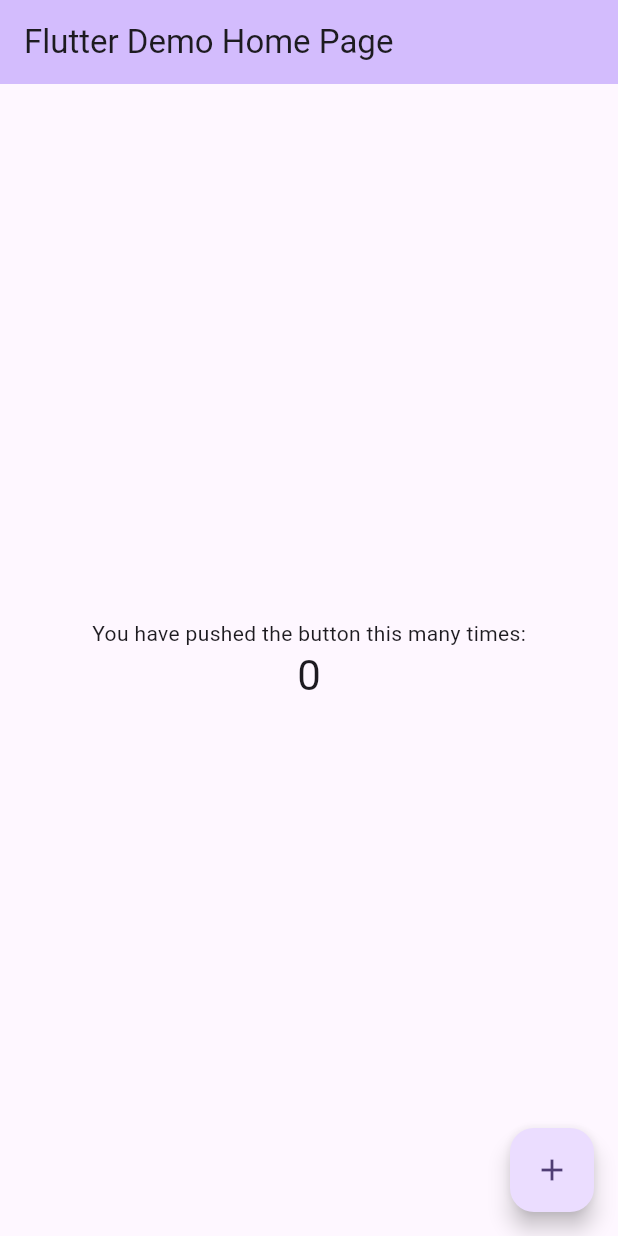
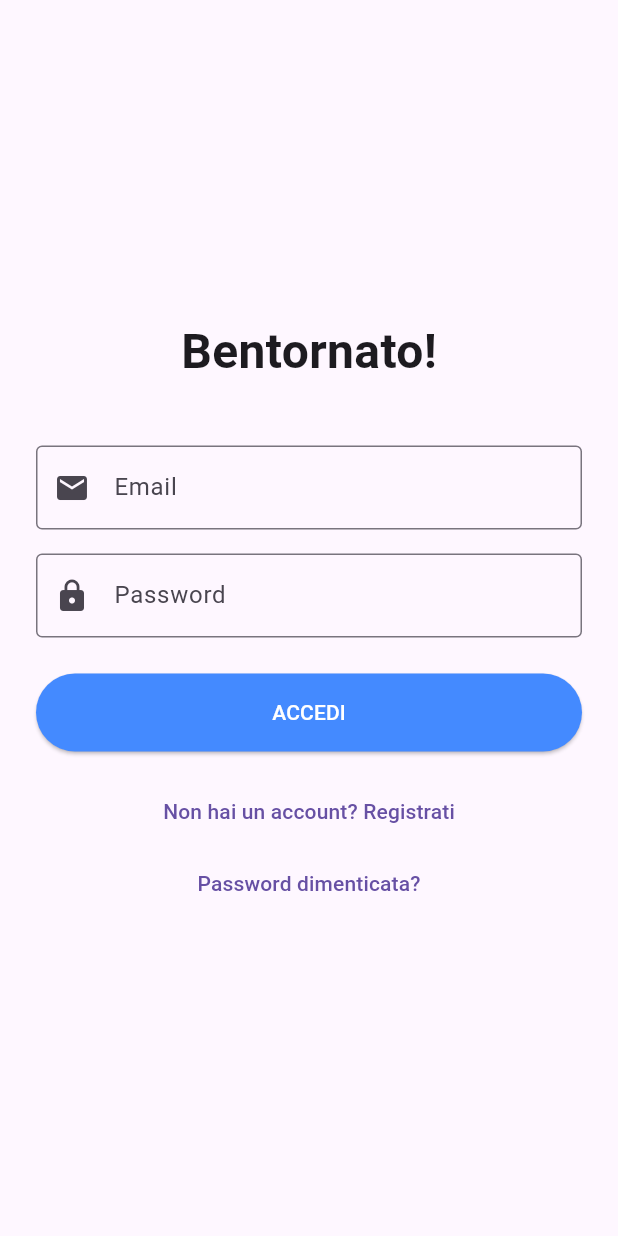
Before and after one commit to imTraini/Zampapp-Flutter, a Flutter app: the screen it shows after launch, on a phone screen of 412 x 824 dp. Run offline on Flutter 3.47's test engine with Material 3 defaults, Android fonts, the light colour scheme and no system bars; our stand-ins replace cloud_firestore, firebase_auth, firebase_core; accounts and stored records are empty.

Commit message:
creazione di quasi tutto login e sign up

```diff
--- a/zampapp/lib/main.dart
+++ b/zampapp/lib/main.dart
@@ -1,122 +1,25 @@
 import 'package:flutter/material.dart';
+import 'package:firebase_core/firebase_core.dart';
+import 'firebase_options.dart';
+import 'screens/auth_gate.dart';
 
-void main() {
-  runApp(const MyApp());
+void main() async {
+  WidgetsFlutterBinding.ensureInitialized();
+  await Firebase.initializeApp(
+    options: DefaultFirebaseOptions.currentPlatform,
+  );
+  runApp(const ZampApp());
 }
 
-class MyApp extends StatelessWidget {
-  const MyApp({super.key});
+class ZampApp extends StatelessWidget {
+  const ZampApp({super.key});
 
-  // This widget is the root of your application.
   @override
   Widget build(BuildContext context) {
-    return MaterialApp(
-      title: 'Flutter Demo',
-      theme: ThemeData(
-        // This is the theme of your application.
-        //
-        // TRY THIS: Try running your application with "flutter run". You'll see
-        // the application has a purple toolbar. Then, without quitting the app,
-        // try changing the seedColor in the colorScheme below to Colors.green
-        // and then invoke "hot reload" (save your changes or press the "hot
-        // reload" button in a Flutter-supported IDE, or press "r" if you used
-        // the command line to start the app).
-        //
-        // Notice that the counter didn't reset back to zero; the application
-        // state is not lost during the reload. To reset the state, use hot
-        // restart instead.
-        //
-        // This works for code too, not just values: Most code changes can be
-        // tested with just a hot reload.
-        colorScheme: ColorScheme.fromSeed(seedColor: Colors.deepPurple),
-      ),
-      home: const MyHomePage(title: 'Flutter Demo Home Page'),
+    return const MaterialApp(
+      debugShowCheckedModeBanner: false,
+      title: 'ZampApp',
+      home: AuthGate(),
     );
   }
 }
-
-class MyHomePage extends StatefulWidget {
-  const MyHomePage({super.key, required this.title});
-
-  // This widget is the home page of your application. It is stateful, meaning
-  // that it has a State object (defined below) that contains fields that affect
-  // how it looks.
-
-  // This class is the configuration for the state. It holds the values (in this
-  // case the title) provided by the parent (in this case the App widget) and
-  // used by the build method of the State. Fields in a Widget subclass are
-  // always marked "final".
-
-  final String title;
-
-  @override
-  State<MyHomePage> createState() => _MyHomePageState();
-}
-
-class _MyHomePageState extends State<MyHomePage> {
-  int _counter = 0;
-
-  void _incrementCounter() {
-    setState(() {
-      // This call to setState tells the Flutter framework that something has
-      // changed in this State, which causes it to rerun the build method below
-      // so that the display can reflect the updated values. If we changed
-      // _counter without calling setState(), then the build method would not be
-      // called again, and so nothing would appear to happen.
-      _counter++;
-    });
-  }
-
-  @override
-  Widget build(BuildContext context) {
-    // This method is rerun every time setState is called, for instance as done
-    // by the _incrementCounter method above.
-    //
-    // The Flutter framework has been optimized to make rerunning build methods
-    // fast, so that you can just rebuild anything that needs updating rather
-    // than having to individually change instances of widgets.
-    return Scaffold(
-      appBar: AppBar(
-        // TRY THIS: Try changing the color here to a specific color (to
-        // Colors.amber, perhaps?) and trigger a hot reload to see the AppBar
-        // change color while the other colors stay the same.
-        backgroundColor: Theme.of(context).colorScheme.inversePrimary,
-        // Here we take the value from the MyHomePage object that was created by
-        // the App.build method, and use it to set our appbar title.
-        title: Text(widget.title),
-      ),
-      body: Center(
-        // Center is a layout widget. It takes a single child and positions it
-        // in the middle of the parent.
-        child: Column(
-          // Column is also a layout widget. It takes a list of children and
-          // arranges them vertically. By default, it sizes itself to fit its
-          // children horizontally, and tries to be as tall as its parent.
-          //
-          // Column has various properties to control how it sizes itself and
-          // how it positions its children. Here we use mainAxisAlignment to
-          // center the children vertically; the main axis here is the vertical
-          // axis because Columns are vertical (the cross axis would be
-          // horizontal).
-          //
-          // TRY THIS: Invoke "debug painting" (choose the "Toggle Debug Paint"
-          // action in the IDE, or press "p" in the console), to see the
-          // wireframe for each widget.
-          mainAxisAlignment: MainAxisAlignment.center,
-          children: <Widget>[
-            const Text('You have pushed the button this many times:'),
-            Text(
-              '$_counter',
-              style: Theme.of(context).textTheme.headlineMedium,
-            ),
-          ],
-        ),
-      ),
-      floatingActionButton: FloatingActionButton(
-        onPressed: _incrementCounter,
-        tooltip: 'Increment',
-        child: const Icon(Icons.add),
-      ), // This trailing comma makes auto-formatting nicer for build methods.
-    );
-  }
-}
--- /dev/null
+++ b/zampapp/lib/screens/auth_gate.dart
@@ -0,0 +1,34 @@
+import 'package:flutter/material.dart';
+import 'package:firebase_auth/firebase_auth.dart';
+import 'login_screen.dart';
+
+class AuthGate extends StatelessWidget {
+  const AuthGate({super.key});
+
+  @override
+  Widget build(BuildContext context) {
+    return StreamBuilder<User?>(
+      stream: FirebaseAuth.instance.authStateChanges(),
+      builder: (context, snapshot) {
+        if (!snapshot.hasData) {
+          return const LoginScreen();
+        }
+
+        return Scaffold(
+          appBar: AppBar(
+            title: const Text('Home Page'),
+            actions: [
+              IconButton(
+                icon: const Icon(Icons.logout),
+                onPressed: () => FirebaseAuth.instance.signOut(),
+              ),
+            ],
+          ),
+          body: Center(
+            child: Text('Benvenuto!\nSei loggato come ${snapshot.data!.email}'),
+          ),
+        );
+      },
+    );
+  }
+}
--- /dev/null
+++ b/zampapp/lib/screens/login_screen.dart
@@ -0,0 +1,124 @@
+import 'package:flutter/material.dart';
+import 'package:firebase_auth/firebase_auth.dart';
+import 'registration_choice_screen.dart'; // Importa la schermata di scelta
+
+class LoginScreen extends StatefulWidget {
+  const LoginScreen({super.key});
+
+  @override
+  State<LoginScreen> createState() => _LoginScreenState();
+}
+
+class _LoginScreenState extends State<LoginScreen> {
+  final _emailController = TextEditingController();
+  final _passwordController = TextEditingController();
+  bool _isLoading = false;
+
+  Future<void> _signIn() async {
+    setState(() {
+      _isLoading = true;
+    });
+
+    try {
+      await FirebaseAuth.instance.signInWithEmailAndPassword(
+        email: _emailController.text.trim(),
+        password: _passwordController.text.trim(),
+      );
+    } on FirebaseAuthException catch (e) {
+      if (mounted) {
+        ScaffoldMessenger.of(context).showSnackBar(
+          SnackBar(
+            content: Text(e.message ?? "Errore sconosciuto"),
+            backgroundColor: Colors.red,
+          ),
+        );
+      }
+    } finally {
+      if (mounted) {
+        setState(() {
+          _isLoading = false;
+        });
+      }
+    }
+  }
+
+  @override
+  void dispose() {
+    _emailController.dispose();
+    _passwordController.dispose();
+    super.dispose();
+  }
+
+  @override
+  Widget build(BuildContext context) {
+    return Scaffold(
+      body: Padding(
+        padding: const EdgeInsets.all(24.0),
+        child: Center(
+          child: SingleChildScrollView(
+            child: Column(
+              mainAxisAlignment: MainAxisAlignment.center,
+              children: [
+                const Text(
+                  'Bentornato!',
+                  style: TextStyle(fontSize: 32, fontWeight: FontWeight.bold),
+                ),
+                const SizedBox(height: 40),
+                TextFormField(
+                  controller: _emailController,
+                  keyboardType: TextInputType.emailAddress,
+                  decoration: const InputDecoration(
+                    labelText: 'Email',
+                    border: OutlineInputBorder(),
+                    prefixIcon: Icon(Icons.email),
+                  ),
+                ),
+                const SizedBox(height: 16),
+                TextFormField(
+                  controller: _passwordController,
+                  obscureText: true,
+                  decoration: const InputDecoration(
+                    labelText: 'Password',
+                    border: OutlineInputBorder(),
+                    prefixIcon: Icon(Icons.lock),
+                  ),
+                ),
+                const SizedBox(height: 24),
+                _isLoading
+                    ? const CircularProgressIndicator()
+                    : SizedBox(
+                  width: double.infinity,
+                  child: ElevatedButton(
+                    onPressed: _signIn,
+                    style: ElevatedButton.styleFrom(
+                      backgroundColor: Colors.blueAccent,
+                      foregroundColor: Colors.white,
+                      padding: const EdgeInsets.symmetric(vertical: 16),
+                    ),
+                    child: const Text('ACCEDI'),
+                  ),
+                ),
+                const SizedBox(height: 16),
+
+                // Sezione modificata
+                TextButton(
+                  onPressed: () {
+                    Navigator.push(
+                      context,
+                      MaterialPageRoute(builder: (context) => const RegistrationChoiceScreen()),
+                    );
+                  },
+                  child: const Text('Non hai un account? Registrati'),
+                ),
+                TextButton(
+                  onPressed: () { /* TODO: Navigare a recupero password */ },
+                  child: const Text('Password dimenticata?'),
+                ),
+              ],
+            ),
+          ),
+        ),
+      ),
+    );
+  }
+}
```
Also changed, not shown: zampapp/lib/screens/registration_choice_screen.dart (added, +109 -0 lines), zampapp/lib/screens/user_signup_screen.dart (added, +196 -0 lines), zampapp/pubspec.yaml (+11 -56 lines), zampapp/lib/firebase_options.dart (added), zampapp/pubspec.lock, 5 other files.
